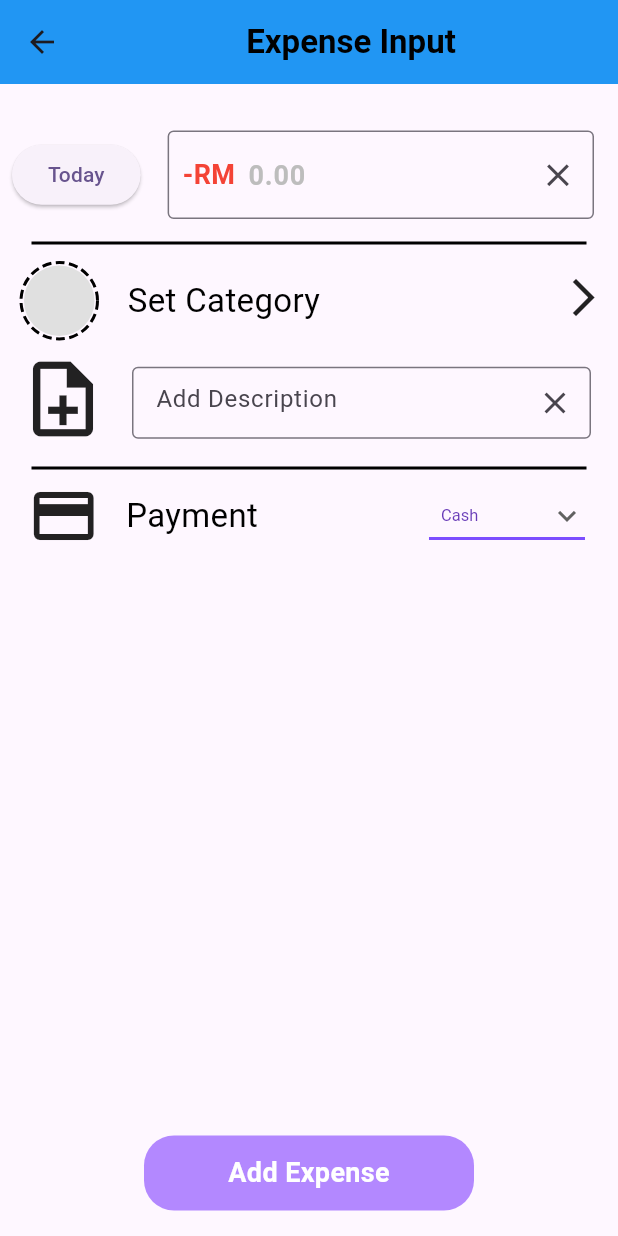
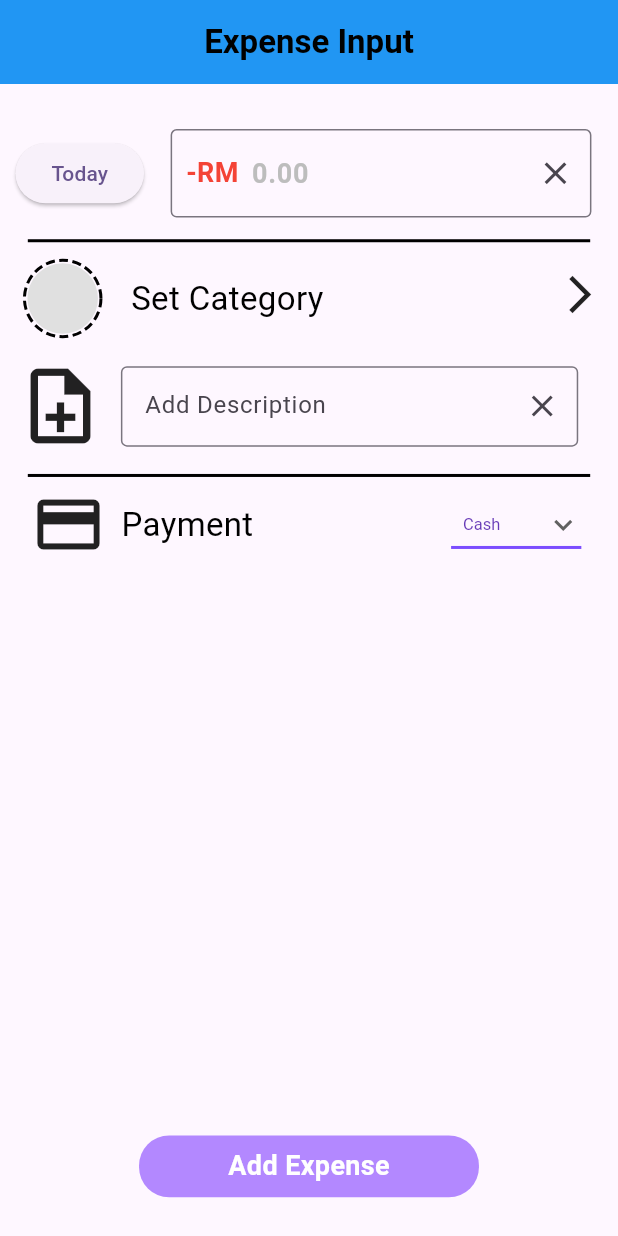
Before and after one commit to daniaalhakim14/psm1-project, a Flutter app: the expenseInput screen opened directly, on a phone screen of 412 x 824 dp. Run offline on Flutter 3.47's test engine with Material 3 defaults, Android fonts, the phone set to English and light mode, and no system bars; drawn by our look-alikes of dotted_border; our stand-ins replace carousel_slider; missing offline and left inert: flutter_doc_scanner.

Commit message:
expense input, received data from backend

````diff
--- a/lib/View/expenseInput.dart
+++ b/lib/View/expenseInput.dart
@@ -1,3 +1,5 @@
+import 'dart:convert';
+
 import 'package:dotted_border/dotted_border.dart';
 import 'package:flutter/cupertino.dart';
 import 'package:flutter/material.dart';
@@ -12,15 +14,14 @@ const List<String> paymentType = <String>[
   'Debit Card',
   'Credit Card',
   'Online Transfer',
-  'E-Wallet'
+  'E-Wallet',
 ];
 // store the selected payment type
 String dropdownValue = paymentType.first;
 
 class expenseInput extends StatefulWidget {
-  //const expenseInput({super.key, required this.userid});
-  const expenseInput({super.key});
-  // final int userid; // Accept UserModel as a parameter
+  final Map<String, dynamic>? parsedData;
+  const expenseInput({super.key, this.parsedData});
 
   @override
   State<expenseInput> createState() => _expenseInputState();
@@ -30,13 +31,73 @@ DateTime selectedDate = DateTime.now().toUtc().add(Duration(hours: 8));
 late String todayDate = 'Today';
 late String yesterdayDate = 'Yesterday';
 late String textdate = todayDate;
+late DateFormat date;
 final _textControllerAmount = TextEditingController();
-final _textControllerDescription = TextEditingController(); // to store user input
+final _textControllerDescription =
+    TextEditingController(); // to store user input
 Map<String, dynamic>? _selectedCategory;
 
 class _expenseInputState extends State<expenseInput> {
   @override
+  void initState() {
+    super.initState();
+
+    final parsed = widget.parsedData;
+    Map<String, dynamic>? extracted;
+
+    if (parsed != null) {
+      if (parsed.containsKey('rawText')) {
+        try {
+          // Clean up markdown-style ```json block
+          final raw =
+              parsed['rawText']
+                  .replaceAll(RegExp(r'```json\n?'), '')
+                  .replaceAll('```', '')
+                  .trim();
+          extracted = json.decode(raw);
+        } catch (e) {
+          print("❌ Failed to parse rawText: $e");
+        }
+      } else {
+        extracted = parsed;
+      }
+
+      if (extracted != null) {
+        _textControllerAmount.text = extracted['total'] ?? '';
+        _textControllerDescription.text =
+            extracted['items'] != null && extracted['items'].isNotEmpty
+                ? extracted['items'].map((i) => i['name']).join(', ')
+                : 'no item';
+
+        if (extracted['date'] != null && extracted['date'] is String) {
+          try {
+            selectedDate = DateTime.parse(extracted['date']).toLocal();
+            textdate = DateFormat('dd-MM-yyyy').format(selectedDate);
+          } catch (e) {
+            print("⚠️ Error parsing date: $e");
+          }
+        } else {
+          print("⚠️ 'date' is null or not a String");
+        }
+
+        /*
+        // Optional: assign category, color, icon
+        _selectedCategory = {
+          'name': extracted['category']?['name'],
+          'description': extracted['category']?['description'],
+          'color': Colors.orange,
+          'icon': Icons.fastfood,
+        };
+
+         */
+      }
+    }
+  }
+
+  @override
   Widget build(BuildContext context) {
+    final screenWidth = MediaQuery.of(context).size.width;
+    final screenHeight = MediaQuery.of(context).size.height;
     return Scaffold(
       appBar: AppBar(
         backgroundColor: Colors.blue,
@@ -49,9 +110,9 @@ class _expenseInputState extends State<expenseInput> {
         automaticallyImplyLeading: true,
       ),
       body: Padding(
-        padding: EdgeInsets.only(top: 15),
+        padding: EdgeInsets.only(top: screenHeight * 0.015),
         child: Padding(
-          padding: const EdgeInsets.all(8.0),
+          padding: EdgeInsets.all(screenWidth * 0.025),
           child: Column(
             children: [
               // date and expense input
@@ -106,10 +167,10 @@ class _expenseInputState extends State<expenseInput> {
                     },
                     child: Text(textdate),
                   ),
-                  SizedBox(width: 10,),
+                  SizedBox(width: screenWidth * 0.025),
                   Expanded(
                     child: Padding(
-                      padding: const EdgeInsets.all(8.0),
+                      padding: EdgeInsets.all(screenWidth * 0.018),
                       child: TextField(
                         controller:
                             _textControllerAmount, // Ensure this is initialized
@@ -117,7 +178,8 @@ class _expenseInputState extends State<expenseInput> {
                         inputFormatters: [
                           FilteringTextInputFormatter.allow(
                             RegExp(
-                                r'^\d*\.?\d{0,2}'), // Restrict to two decimal places
+                              r'^\d*\.?\d{0,2}',
+                            ), // Restrict to two decimal places
                           ),
                         ],
                         onChanged: (value) {
@@ -131,7 +193,7 @@ class _expenseInputState extends State<expenseInput> {
                         ),
                         decoration: InputDecoration(
                           prefixIcon: Padding(
-                            padding: const EdgeInsets.only(left: 10.0),
+                            padding: EdgeInsets.only(left: screenWidth * 0.025),
                             child: Text(
                               '-RM ',
                               style: TextStyle(
@@ -141,8 +203,10 @@ class _expenseInputState extends State<expenseInput> {
                               ),
                             ),
                           ),
-                          prefixIconConstraints:
-                          const BoxConstraints(minWidth: 0, minHeight: 0),
+                          prefixIconConstraints: const BoxConstraints(
+                            minWidth: 0,
+                            minHeight: 0,
+                          ),
                           hintText:
                               '0.00', // Simplified to match the desired behavior
                           hintStyle: TextStyle(
@@ -151,10 +215,7 @@ class _expenseInputState extends State<expenseInput> {
                           ),
                           border: const OutlineInputBorder(),
                           focusedBorder: OutlineInputBorder(
-                            borderSide: BorderSide(
-                              color: Colors.red,
-                              width: 2,
-                            ),
+                            borderSide: BorderSide(color: Colors.red, width: 2),
                           ),
                           suffixIcon: IconButton(
                             onPressed: () {
@@ -171,20 +232,17 @@ class _expenseInputState extends State<expenseInput> {
               ),
               //border
               Padding(
-                padding: const EdgeInsets.symmetric(horizontal: 13.0),
-                child: Divider(
-                  thickness: 2,
-                  color: Colors.black,
-                ),
+                padding: EdgeInsets.symmetric(horizontal: screenWidth * 0.020),
+                child: Divider(thickness: 2, color: Colors.black),
               ),
               // select category
               Row(
-                mainAxisAlignment: MainAxisAlignment
+                mainAxisAlignment:
+                    MainAxisAlignment
                         .spaceBetween, // This will space the elements apart
                 children: [
                   GestureDetector(
                     onTap: () async {
-
                       final selectedcategory = await Navigator.push(
                         context,
                         MaterialPageRoute(
@@ -207,7 +265,11 @@ class _expenseInputState extends State<expenseInput> {
                       children: [
                         Padding(
                           padding: const EdgeInsets.only(
-                              top: 5.0, bottom: 0.0, left: 6, right: 10),
+                            top: 5.0,
+                            bottom: 0.0,
+                            left: 6,
+                            right: 10,
+                          ),
                           child: DottedBorder(
                             color: Colors.black,
                             strokeWidth: 2,
@@ -217,16 +279,17 @@ class _expenseInputState extends State<expenseInput> {
                               width: 47,
                               height: 47,
                               decoration: BoxDecoration(
-                                color: _selectedCategory != null
+                                color:
+                                    _selectedCategory != null
                                         ? _selectedCategory!['color']
                                         : Colors.grey[300],
                                 shape: BoxShape.circle,
                               ),
-                              child: _selectedCategory != null
+                              child:
+                                  _selectedCategory != null
                                       ? Center(
                                         child: Icon(
-                                  _selectedCategory?[
-                                  'icon'],
+                                          _selectedCategory?['icon'],
                                           size: 30,
                                           color: Colors.white,
                                         ),
@@ -237,7 +300,11 @@ class _expenseInputState extends State<expenseInput> {
                         ),
                         Padding(
                           padding: const EdgeInsets.only(
-                              top: 5.0, bottom: 0.0, left: 10, right: 10),
+                            top: 5.0,
+                            bottom: 0.0,
+                            left: 10,
+                            right: 10,
+                          ),
                           child: Row(
                             children: [
                               Text(
@@ -247,8 +314,8 @@ class _expenseInputState extends State<expenseInput> {
                                 style: TextStyle(
                                   fontWeight: FontWeight.normal,
                                   fontSize: 22.0,
-                                  color: Colors
-                                      .black, // Adjust color dynamically
+                                  color:
+                                      Colors.black, // Adjust color dynamically
                                 ),
                               ),
                             ],
@@ -262,22 +329,33 @@ class _expenseInputState extends State<expenseInput> {
               ),
               // add description
               Padding(
-                padding: const EdgeInsets.only(
-                    top: 10.0, bottom: 8.0, left: 4, right: 0),
+                padding: EdgeInsets.only(
+                  top: screenHeight * 0.020,
+                  bottom: 8.0,
+                  left: 0,
+                  right: 0,
+                ),
                 child: Row(
                   children: [
                     Row(
                       children: [
-                        const Icon(Icons.note_add_outlined,
-                            size: 60, color: Colors.black87),
+                        const Icon(
+                          Icons.note_add_outlined,
+                          size: 60,
+                          color: Colors.black87,
+                        ),
                         Padding(
-                          padding: const EdgeInsets.only(
-                              top: 5.0, bottom: 0.0, left: 16, right: 0),
+                          padding: EdgeInsets.only(
+                            top: 0,
+                            bottom: 0.0,
+                            left: screenWidth * 0.025,
+                            right: 0,
+                          ),
                           child: Row(
                             children: [
                               SizedBox(
-                                width: 306,
-                                height: 48,
+                                width: screenWidth * 0.74,
+                                height: screenHeight * 0.065,
                                 child: TextField(
                                   controller: _textControllerDescription,
                                   decoration: InputDecoration(
@@ -288,7 +366,6 @@ class _expenseInputState extends State<expenseInput> {
                                         _textControllerDescription.clear();
                                       },
                                       icon: const Icon(Icons.clear),
-
                                     ),
                                   ),
                                 ),
@@ -303,43 +380,57 @@ class _expenseInputState extends State<expenseInput> {
               ),
               // border
               Padding(
-                padding: const EdgeInsets.symmetric(horizontal: 13.0),
-                child: Divider(
-                  thickness: 2,
-                  color: Colors.black,
-                ),
+                padding: EdgeInsets.symmetric(horizontal: screenWidth * 0.020),
+                child: Divider(thickness: 2, color: Colors.black),
               ),
               // Payment type
               Row(
                 children: [
                   Padding(
-                    padding: const EdgeInsets.only(
-                        top: 0.0, bottom: 0.0, left: 10.5, right: 0),
+                    padding: EdgeInsets.only(
+                      top: 0.0,
+                      bottom: 0.0,
+                      left: screenWidth * 0.025,
+                      right: 0,
+                    ),
                     child: Row(
                       children: [
-                        const Icon(Icons.payment,
-                            size: 48, color: Colors.black87),
+                        const Icon(
+                          Icons.payment,
+                          size: 50,
+                          color: Colors.black87,
+                        ),
                         Padding(
-                          padding: const EdgeInsets.only(
-                              top: 0.0, bottom: 0.0, left: 17.5, right: 0),
+                          padding: EdgeInsets.only(
+                            top: 0.0,
+                            bottom: 0.0,
+                            left: screenWidth * 0.025,
+                            right: 0,
+                          ),
                           child: Row(
                             children: [
-                              Text('Payment',
+                              Text(
+                                'Payment',
                                 style: TextStyle(
                                   fontWeight: FontWeight.normal,
                                   fontSize: 22.0,
-                                    color: Colors.black, // Adjust color dynamically
-                                  )),
+                                  color:
+                                      Colors.black, // Adjust color dynamically
+                                ),
+                              ),
                               Padding(
-                                padding: const EdgeInsets.only(left: 114),
-                                child: Row(children: [
+                                padding: EdgeInsets.only(left: screenWidth * 0.32),
+                                child: Row(
+                                  children: [
                                     DropdownButton<String>(
                                       value: dropdownValue,
                                       icon: const Icon(
-                                        Icons.keyboard_arrow_down_outlined),
+                                        Icons.keyboard_arrow_down_outlined,
+                                      ),
                                       elevation: 16,
                                       style: const TextStyle(
-                                        color: Colors.deepPurple),
+                                        color: Colors.deepPurple,
+                                      ),
                                       underline: Container(
                                         height: 2,
                                         color: Colors.deepPurpleAccent,
@@ -350,36 +441,43 @@ class _expenseInputState extends State<expenseInput> {
                                           dropdownValue = value!;
                                         });
                                       },
-                                    items: paymentType
-                                        .map<DropdownMenuItem<String>>(
-                                            (String value) {
+                                      items:
+                                          paymentType.map<
+                                            DropdownMenuItem<String>
+                                          >((String value) {
                                             return DropdownMenuItem<String>(
                                               value: value,
                                               child: Container(
-                                              width: 80, // Customize the width
-                                              height: 40, // Customize the height
-                                              alignment: Alignment
+                                                width:
+                                                    screenWidth * 0.1525, // Customize the width
+                                                height:
+                                                    screenHeight * 0.1, // Customize the height
+                                                alignment:
+                                                    Alignment
                                                         .centerLeft, // Align text if needed
-                                              padding: const EdgeInsets.symmetric(
-                                                  horizontal: 8), // Add padding
+                                                padding:
+                                                    const EdgeInsets.symmetric(
+                                                      horizontal: 8,
+                                                    ), // Add padding
                                                 child: Text(
                                                   value,
                                                   style: const TextStyle(
-                                                    fontSize:
-                                                    11), // Customize text style
+                                                    fontSize: 11,
+                                                  ), // Customize text style
                                                 ),
                                               ),
                                             );
                                           }).toList(),
-                                  ),
-                                ]),
                                     ),
                                   ],
                                 ),
                               ),
                             ],
                           ),
-                  )
+                        ),
+                      ],
+                    ),
+                  ),
                 ],
               ),
             ],
@@ -391,9 +489,7 @@ class _expenseInputState extends State<expenseInput> {
         child: Column(
           children: [
             GestureDetector(
-              onTap: (){
-
-              },
+              onTap: () {},
               child: Padding(
                 padding: const EdgeInsets.all(1.0),
                 child: Container(
@@ -402,19 +498,23 @@ class _expenseInputState extends State<expenseInput> {
                     borderRadius: BorderRadius.circular(20),
                     color: Colors.deepPurpleAccent.shade100,
                   ),
-                  width: 220.0,
-                  height: 50.0,
-                  child: const Text('Add Expense',
+                  width: MediaQuery.of(context).size.width * 0.55,
+                  height: MediaQuery.of(context).size.height * 0.050,
+                  child: const Text(
+                    'Add Expense',
                     style: TextStyle(
                       fontWeight: FontWeight.bold,
                       fontSize: 18.0,
-                          color: Colors.white)),
+                      color: Colors.white,
                     ),
                   ),
-            )
+                ),
+              ),
+            ),
           ],
         ),
       ),
+
     );
   }
 }
--- a/lib/main.dart
+++ b/lib/main.dart
@@ -29,7 +29,7 @@ class MyApp extends StatelessWidget {
       theme: ThemeData(
         colorScheme: ColorScheme.fromSeed(seedColor: Colors.deepPurple),
       ),
-      home: homepage(),
+      home: expenseInput(),
       //home: firstpage(),
 
     );
--- a/pubspec.yaml
+++ b/pubspec.yaml
@@ -36,9 +36,7 @@ dependencies:
   cupertino_icons: ^1.0.8
   carousel_slider: ^5.0.0
   fl_chart: ^0.70.2
-  google_ml_kit: ^0.20.0
-  google_mlkit_document_scanner: ^0.4.0
-  google_mlkit_text_recognition: ^0.15.0
+  flutter_doc_scanner: ^0.0.16
   table_calendar: ^3.1.3
   camera: ^0.11.1
   http: ^1.2.2
````
Also changed, not shown: lib/View/camerascreen.dart (deleted, +0 -239 lines), lib/View/homepage.dart (+40 -35 lines), lib/ViewModel/receiptParser/receiptParser_callApi.dart (added, +40 -0 lines), lib/ViewModel/receiptParser/receiptParser_repository.dart (added, +50 -0 lines), lib/ViewModel/receiptParser/receiptParser_viewmodel.dart (added, +56 -0 lines), pubspec.lock, 2 other files. Lines whose indentation alone changed are shown as unchanged.
